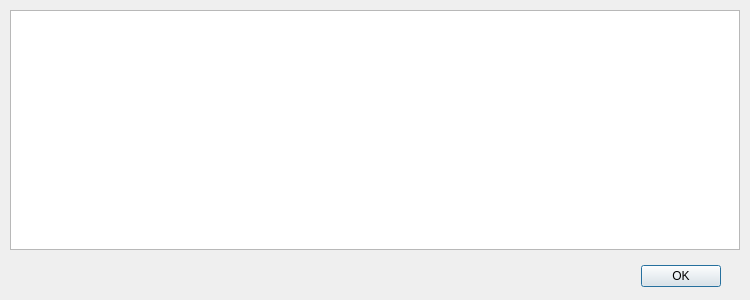
Before: the Qt Designer form src/GUI/log_view_dialog.ui in funfun-dc5/qtbrynhildr, drawn with Qt 5.
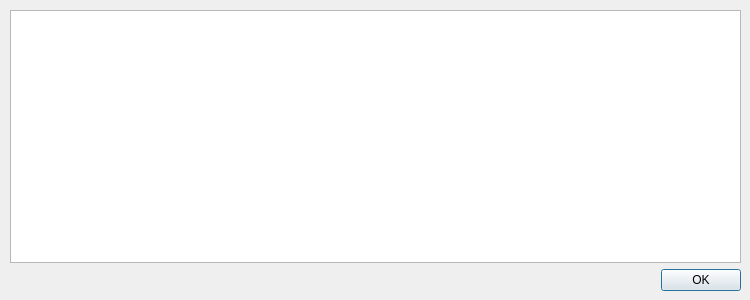
After: the same form once the commit is applied.

Commit message: updated log view dialog

Patch:
```diff
--- a/src/GUI/log_view_dialog.ui
+++ b/src/GUI/log_view_dialog.ui
@@ -13,31 +13,30 @@
   <property name="windowTitle">
    <string>LogViewDialog</string>
   </property>
-  <widget class="QDialogButtonBox" name="buttonBox">
-   <property name="geometry">
-    <rect>
-     <x>380</x>
-     <y>260</y>
-     <width>341</width>
-     <height>32</height>
-    </rect>
-   </property>
-   <property name="orientation">
-    <enum>Qt::Horizontal</enum>
-   </property>
-   <property name="standardButtons">
-    <set>QDialogButtonBox::Ok</set>
-   </property>
-  </widget>
-  <widget class="QTextEdit" name="textEdit">
+  <widget class="QWidget" name="">
    <property name="geometry">
     <rect>
      <x>10</x>
      <y>10</y>
-     <width>730</width>
-     <height>240</height>
+     <width>731</width>
+     <height>281</height>
     </rect>
    </property>
+   <layout class="QVBoxLayout" name="verticalLayout">
+    <item>
+     <widget class="QTextEdit" name="textEdit"/>
+    </item>
+    <item>
+     <widget class="QDialogButtonBox" name="buttonBox">
+      <property name="orientation">
+       <enum>Qt::Horizontal</enum>
+      </property>
+      <property name="standardButtons">
+       <set>QDialogButtonBox::Ok</set>
+      </property>
+     </widget>
+    </item>
+   </layout>
   </widget>
  </widget>
  <resources/>
```
The commit also changes 1 other file.
